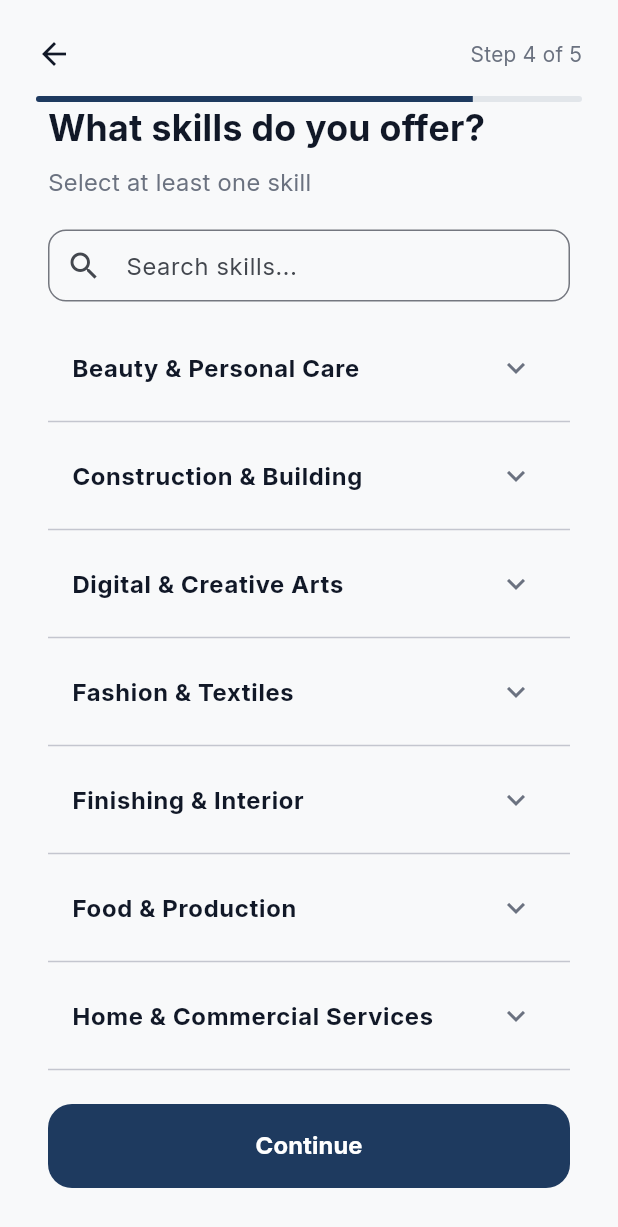
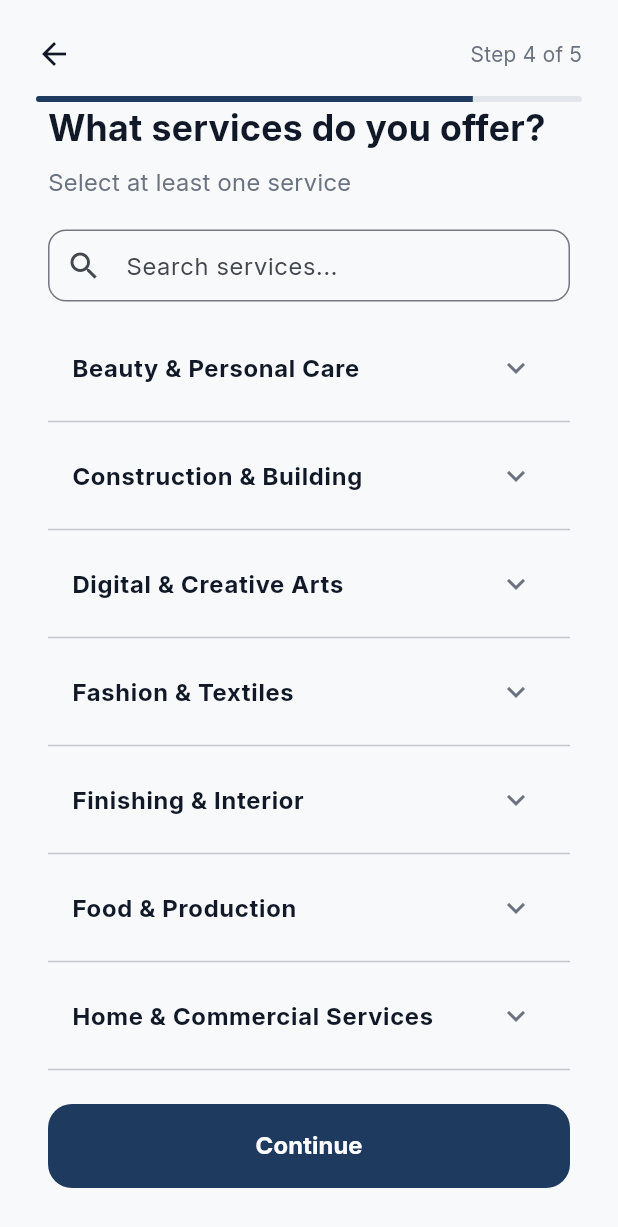
Before and after one commit to GigsCourt/GigsCourt-app, a Flutter app: the SetupScreen screen opened by its route, swiped to page 4, on a phone screen of 412 x 824 dp. Shown: the top 1227 px of the screen. Run offline on Flutter 3.47's test engine with Material 3 defaults, Android fonts, the phone set to English and light mode, and no system bars; our stand-ins replace cloud_firestore, cloud_functions, firebase_auth, firebase_core, flutter_map, flutter_svg and 5 more; accounts and stored records are empty; network calls fail.

Commit message:
Complete setup flow fixes: rename skills to services, PostGIS location, full-screen map, debounce geocoding, 10 leads threshold, rotate ImageKit key

```diff
--- a/lib/data/skills_data.dart
+++ b/lib/data/services_data.dart
@@ -1,4 +1,4 @@
-class SkillsData {
+class ServicesData {
   static final List<Map<String, String>> categories = [
     {
       'name': 'Beauty & Personal Care',
@@ -40,5 +40,33 @@ class SkillsData {
       'name': 'Transportation & Automotive',
       'icon': 'transport',
     },
+    {
+      'name': 'Retail & Shopping',
+      'icon': 'retail',
+    },
+    {
+      'name': 'Health & Wellness',
+      'icon': 'health',
+    },
+    {
+      'name': 'Food & Drinks',
+      'icon': 'food_drinks',
+    },
+    {
+      'name': 'Fashion & Accessories',
+      'icon': 'fashion_acc',
+    },
+    {
+      'name': 'Home & Office',
+      'icon': 'home_office',
+    },
+    {
+      'name': 'Kids & Education',
+      'icon': 'kids',
+    },
+    {
+      'name': 'Building & Hardware',
+      'icon': 'hardware',
+    },
   ];
 }
--- a/lib/screens/setup/step_how_it_works.dart
+++ b/lib/screens/setup/step_how_it_works.dart
@@ -24,19 +24,19 @@ class StepHowItWorks extends StatelessWidget {
           _buildInfoCard(
             Icons.visibility_outlined,
             'Visibility',
-            'Your profile appears to clients near you based on your skills and location.',
+            'Your profile appears to clients near you based on your services and location.',
           ),
           const SizedBox(height: 16),
           _buildInfoCard(
             Icons.star_outline,
             'Reputation',
-            'As clients engage with you, your reviews and active status grow.',
+            'As clients engage with you, your reviews grow.',
           ),
           const SizedBox(height: 16),
           _buildInfoCard(
             Icons.card_giftcard_outlined,
             'Free Access',
-            'Full visibility at no cost until you reach 20 leads or 5 reviews.',
+            'Full visibility at no cost until you reach 10 leads or 5 reviews.',
           ),
           const SizedBox(height: 16),
           _buildInfoCard(
--- a/lib/screens/setup/step_skills.dart
+++ b/lib/screens/setup/step_services.dart
@@ -1,30 +1,30 @@
 import 'package:flutter/material.dart';
 import 'package:supabase_flutter/supabase_flutter.dart';
 import '../../theme/app_theme.dart';
-import '../../data/skills_data.dart';
+import '../../data/services_data.dart';
 
-class StepSkills extends StatefulWidget {
-  final Function(List<Map<String, dynamic>>) onSkillsChanged;
+class StepServices extends StatefulWidget {
+  final Function(List<Map<String, dynamic>>) onServicesChanged;
 
-  const StepSkills({super.key, required this.onSkillsChanged});
+  const StepServices({super.key, required this.onServicesChanged});
 
   @override
-  State<StepSkills> createState() => _StepSkillsState();
+  State<StepServices> createState() => _StepServicesState();
 }
 
-class _StepSkillsState extends State<StepSkills> {
+class _StepServicesState extends State<StepServices> {
   final _searchController = TextEditingController();
   final _supabase = Supabase.instance.client;
-  final List<Map<String, dynamic>> _selectedSkills = [];
-  List<Map<String, dynamic>> _allSkills = [];
-  List<Map<String, dynamic>> _filteredSkills = [];
+  final List<Map<String, dynamic>> _selectedServices = [];
+  List<Map<String, dynamic>> _allServices = [];
+  List<Map<String, dynamic>> _filteredServices = [];
   bool _isLoading = true;
   String? _expandedCategory;
 
   @override
   void initState() {
     super.initState();
-    _loadSkills();
+    _loadServices();
   }
 
   @override
@@ -33,11 +33,11 @@ class _StepSkillsState extends State<StepSkills> {
     super.dispose();
   }
 
-  Future<void> _loadSkills() async {
+  Future<void> _loadServices() async {
     try {
-      final data = await _supabase.rpc('get_all_skills');
+      final data = await _supabase.rpc('get_all_services');
       setState(() {
-        _allSkills = List<Map<String, dynamic>>.from(data);
+        _allServices = List<Map<String, dynamic>>.from(data);
         _isLoading = false;
       });
     } catch (e) {
@@ -45,33 +45,33 @@ class _StepSkillsState extends State<StepSkills> {
     }
   }
 
-  void _filterSkills(String query) {
+  void _filterServices(String query) {
     setState(() {
       if (query.isEmpty) {
-        _filteredSkills = [];
+        _filteredServices = [];
       } else {
-        _filteredSkills = _allSkills
-            .where((skill) =>
-                skill['name'].toString().toLowerCase().contains(query.toLowerCase()))
+        _filteredServices = _allServices
+            .where((service) =>
+                service['name'].toString().toLowerCase().contains(query.toLowerCase()))
             .toList();
       }
     });
   }
 
-  void _toggleSkill(Map<String, dynamic> skill) {
+  void _toggleService(Map<String, dynamic> service) {
     setState(() {
-      final index = _selectedSkills.indexWhere((s) => s['id'] == skill['id']);
+      final index = _selectedServices.indexWhere((s) => s['id'] == service['id']);
       if (index >= 0) {
-        _selectedSkills.removeAt(index);
+        _selectedServices.removeAt(index);
       } else {
-        _selectedSkills.add(skill);
+        _selectedServices.add(service);
       }
-      widget.onSkillsChanged(_selectedSkills);
+      widget.onServicesChanged(_selectedServices);
     });
   }
 
-  bool _isSelected(int skillId) {
-    return _selectedSkills.any((s) => s['id'] == skillId);
+  bool _isSelected(int serviceId) {
+    return _selectedServices.any((s) => s['id'] == serviceId);
   }
 
   @override
@@ -84,7 +84,7 @@ class _StepSkillsState extends State<StepSkills> {
             crossAxisAlignment: CrossAxisAlignment.start,
             children: [
               Text(
-                'What skills do you offer?',
+                'What services do you offer?',
                 style: TextStyle(
                   fontFamily: 'Inter',
                   fontWeight: FontWeight.w700,
@@ -94,7 +94,7 @@ class _StepSkillsState extends State<StepSkills> {
               ),
               const SizedBox(height: 8),
               Text(
-                'Select at least one skill',
+                'Select at least one service',
                 style: TextStyle(
                   fontFamily: 'Inter',
                   fontSize: 16,
@@ -102,12 +102,11 @@ class _StepSkillsState extends State<StepSkills> {
                 ),
               ),
               const SizedBox(height: 20),
-              // Search bar
               TextField(
                 controller: _searchController,
-                onChanged: _filterSkills,
+                onChanged: _filterServices,
                 decoration: InputDecoration(
-                  hintText: 'Search skills...',
+                  hintText: 'Search services...',
                   prefixIcon: const Icon(Icons.search),
                   border: OutlineInputBorder(
                     borderRadius: BorderRadius.circular(12),
@@ -121,7 +120,6 @@ class _StepSkillsState extends State<StepSkills> {
 
         const SizedBox(height: 16),
 
-        // Skills list
         Expanded(
           child: _isLoading
               ? const Center(child: CircularProgressIndicator())
@@ -130,8 +128,7 @@ class _StepSkillsState extends State<StepSkills> {
                   : _buildCategoryList(),
         ),
 
-        // Selected skills
-        if (_selectedSkills.isNotEmpty) _buildSelectedSkills(),
+        if (_selectedServices.isNotEmpty) _buildSelectedServices(),
       ],
     );
   }
@@ -139,14 +136,14 @@ class _StepSkillsState extends State<StepSkills> {
   Widget _buildSearchResults() {
     return ListView.builder(
       padding: const EdgeInsets.symmetric(horizontal: 32),
-      itemCount: _filteredSkills.length,
+      itemCount: _filteredServices.length,
       itemBuilder: (context, index) {
-        final skill = _filteredSkills[index];
-        final selected = _isSelected(skill['id']);
+        final service = _filteredServices[index];
+        final selected = _isSelected(service['id']);
         return CheckboxListTile(
           value: selected,
           title: Text(
-            skill['name'],
+            service['name'],
             style: TextStyle(
               fontFamily: 'Inter',
               fontWeight: FontWeight.w500,
@@ -154,14 +151,14 @@ class _StepSkillsState extends State<StepSkills> {
             ),
           ),
           subtitle: Text(
-            skill['category'],
+            service['category'],
             style: TextStyle(
               fontFamily: 'Inter',
               fontSize: 12,
               color: AppColors.textSecondary,
             ),
           ),
-          onChanged: (_) => _toggleSkill(skill),
+          onChanged: (_) => _toggleService(service),
         );
       },
     );
@@ -170,11 +167,11 @@ class _StepSkillsState extends State<StepSkills> {
   Widget _buildCategoryList() {
     return ListView.builder(
       padding: const EdgeInsets.symmetric(horizontal: 32),
-      itemCount: SkillsData.categories.length,
+      itemCount: ServicesData.categories.length,
       itemBuilder: (context, index) {
-        final category = SkillsData.categories[index];
+        final category = ServicesData.categories[index];
         final isExpanded = _expandedCategory == category['name'];
-        final categorySkills = _allSkills
+        final categoryServices = _allServices
             .where((s) => s['category'] == category['name'])
             .toList();
 
@@ -203,16 +200,16 @@ class _StepSkillsState extends State<StepSkills> {
               },
             ),
             if (isExpanded)
-              ...categorySkills.map((skill) => CheckboxListTile(
-                    value: _isSelected(skill['id']),
+              ...categoryServices.map((service) => CheckboxListTile(
+                    value: _isSelected(service['id']),
                     title: Text(
-                      skill['name'],
+                      service['name'],
                       style: TextStyle(
                         fontFamily: 'Inter',
                         color: AppColors.textPrimary,
                       ),
                     ),
-                    onChanged: (_) => _toggleSkill(skill),
+                    onChanged: (_) => _toggleService(service),
                   )),
             const Divider(),
           ],
@@ -221,7 +218,7 @@ class _StepSkillsState extends State<StepSkills> {
     );
   }
 
-  Widget _buildSelectedSkills() {
+  Widget _buildSelectedServices() {
     return Container(
       padding: const EdgeInsets.all(16),
       decoration: BoxDecoration(
@@ -236,7 +233,7 @@ class _StepSkillsState extends State<StepSkills> {
           Row(
             children: [
               Text(
-                'Selected (${_selectedSkills.length})',
+                'Selected (${_selectedServices.length})',
                 style: TextStyle(
                   fontFamily: 'Inter',
                   fontWeight: FontWeight.w600,
@@ -248,8 +245,8 @@ class _StepSkillsState extends State<StepSkills> {
               GestureDetector(
                 onTap: () {
                   setState(() {
-                    _selectedSkills.clear();
-                    widget.onSkillsChanged(_selectedSkills);
+                    _selectedServices.clear();
+                    widget.onServicesChanged(_selectedServices);
                   });
                 },
                 child: Text(
@@ -269,17 +266,17 @@ class _StepSkillsState extends State<StepSkills> {
             height: 40,
             child: ListView.separated(
               scrollDirection: Axis.horizontal,
-              itemCount: _selectedSkills.length,
+              itemCount: _selectedServices.length,
               separatorBuilder: (_, _) => const SizedBox(width: 8),
               itemBuilder: (context, index) {
-                final skill = _selectedSkills[index];
+                final service = _selectedServices[index];
                 return Chip(
                   label: Text(
-                    skill['name'],
+                    service['name'],
                     style: const TextStyle(fontFamily: 'Inter', fontSize: 13),
                   ),
                   deleteIcon: const Icon(Icons.close, size: 16),
-                  onDeleted: () => _toggleSkill(skill),
+                  onDeleted: () => _toggleService(service),
                   backgroundColor: AppColors.primary.withAlpha(20),
                   side: BorderSide.none,
                 );
--- a/lib/screens/setup_screen.dart
+++ b/lib/screens/setup_screen.dart
@@ -6,7 +6,7 @@ import '../theme/app_theme.dart';
 import 'setup/step_photo.dart';
 import 'setup/step_personal_info.dart';
 import 'setup/step_address.dart';
-import 'setup/step_skills.dart';
+import 'setup/step_services.dart';
 import 'setup/step_how_it_works.dart';
 import 'package:supabase_flutter/supabase_flutter.dart';
 
@@ -28,7 +28,7 @@ class _SetupScreenState extends State<SetupScreen> {
   String _bio = '';
   LatLng? _location;
   String _address = '';
-  List<Map<String, dynamic>> _selectedSkills = [];
+  List<Map<String, dynamic>> _selectedServices = [];
   bool _isSaving = false;
 
   // Validation
@@ -41,7 +41,7 @@ class _SetupScreenState extends State<SetupScreen> {
       case 2:
         return _location != null && _address.trim().isNotEmpty;
       case 3:
-        return _selectedSkills.isNotEmpty;
+        return _selectedServices.isNotEmpty;
       case 4:
         return true;
       default:
@@ -88,7 +88,7 @@ class _SetupScreenState extends State<SetupScreen> {
     try {
       final user = FirebaseAuth.instance.currentUser!;
 
-      // Save to Firestore
+      // Save to Firestore - users collection
       await FirebaseFirestore.instance.collection('users').doc(user.uid).set({
         'displayName': _name,
         'bio': _bio,
@@ -98,20 +98,31 @@ class _SetupScreenState extends State<SetupScreen> {
         'createdAt': FieldValue.serverTimestamp(),
       });
 
-      // Save location to Supabase
-      await Supabase.instance.client.from('provider_locations').upsert({
-        'user_id': user.uid,
-        'latitude': _location!.latitude,
-        'longitude': _location!.longitude,
-        'address': _address,
-        'updated_at': DateTime.now().toIso8601String(),
+      // Save to Firestore - providers collection
+      await FirebaseFirestore.instance.collection('providers').doc(user.uid).set({
+        'services': _selectedServices.map((s) => s['id']).toList(),
+        'workPhotos': [],
+        'subscriptionStatus': 'free',
+        'leadCount': 0,
+        'reviewCount': 0,
+        'averageRating': 0.0,
+        'lastReviewedAt': null,
+        'createdAt': FieldValue.serverTimestamp(),
       });
 
-      // Save skills to Supabase
-      for (final skill in _selectedSkills) {
-        await Supabase.instance.client.rpc('add_user_skill', params: {
+      // Save location to Supabase with proper PostGIS geography point
+      await Supabase.instance.client.rpc('upsert_provider_location', params: {
+        'p_user_id': user.uid,
+        'p_latitude': _location!.latitude,
+        'p_longitude': _location!.longitude,
+        'p_address': _address,
+      });
+
+      // Save services to Supabase
+      for (final service in _selectedServices) {
+        await Supabase.instance.client.rpc('add_user_service', params: {
           'p_user_id': user.uid,
-          'p_skill_id': skill['id'],
+          'p_service_id': service['id'],
         });
       }
 
@@ -207,10 +218,10 @@ class _SetupScreenState extends State<SetupScreen> {
                       });
                     },
                   ),
-                  StepSkills(
-                    onSkillsChanged: (skills) {
+                  StepServices(
+                    onServicesChanged: (services) {
                       setState(() {
-                        _selectedSkills = skills;
+                        _selectedServices = services;
                       });
                     },
                   ),
```
Also changed, not shown: lib/screens/setup/step_address.dart (+70 -44 lines).
